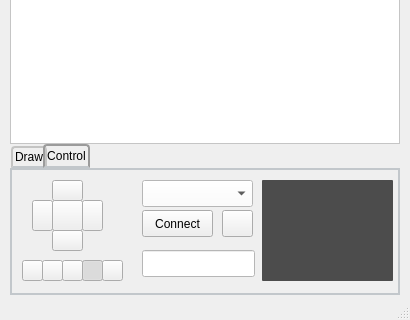
First picture: the form in gui/Draw-Vinci.ui, repository kthenrique/Draw-Vinci, before the edit; both pictures show x 0 to 410 and y 215 to 535 of the 410 by 535 pixel window.
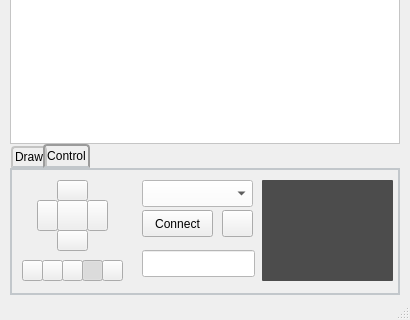
Second picture: the form after the edit. The open tabs and pages were chosen to show the change. Icons and pictures are not drawn.

Diff of the .ui file:
```diff
--- a/gui/Draw-Vinci.ui
+++ b/gui/Draw-Vinci.ui
@@ -481,7 +481,7 @@
      <widget class="QPushButton" name="upButton">
       <property name="geometry">
        <rect>
-        <x>40</x>
+        <x>45</x>
         <y>10</y>
         <width>31</width>
         <height>21</height>
@@ -507,7 +507,7 @@
      <widget class="QPushButton" name="leftButton">
       <property name="geometry">
        <rect>
-        <x>20</x>
+        <x>25</x>
         <y>30</y>
         <width>21</width>
         <height>31</height>
@@ -533,7 +533,7 @@
      <widget class="QPushButton" name="rightButton">
       <property name="geometry">
        <rect>
-        <x>70</x>
+        <x>75</x>
         <y>30</y>
         <width>21</width>
         <height>31</height>
@@ -559,7 +559,7 @@
      <widget class="QPushButton" name="downButton">
       <property name="geometry">
        <rect>
-        <x>40</x>
+        <x>45</x>
         <y>60</y>
         <width>31</width>
         <height>21</height>
@@ -585,7 +585,7 @@
      <widget class="QPushButton" name="penButton">
       <property name="geometry">
        <rect>
-        <x>40</x>
+        <x>45</x>
         <y>30</y>
         <width>31</width>
         <height>31</height>
```
